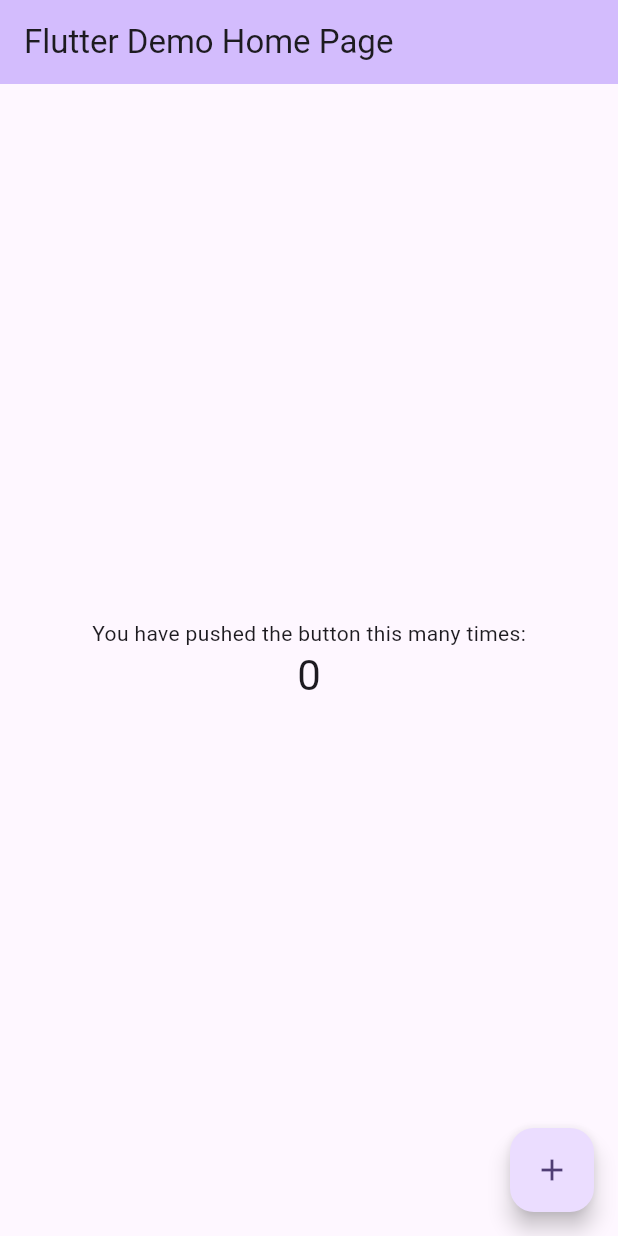
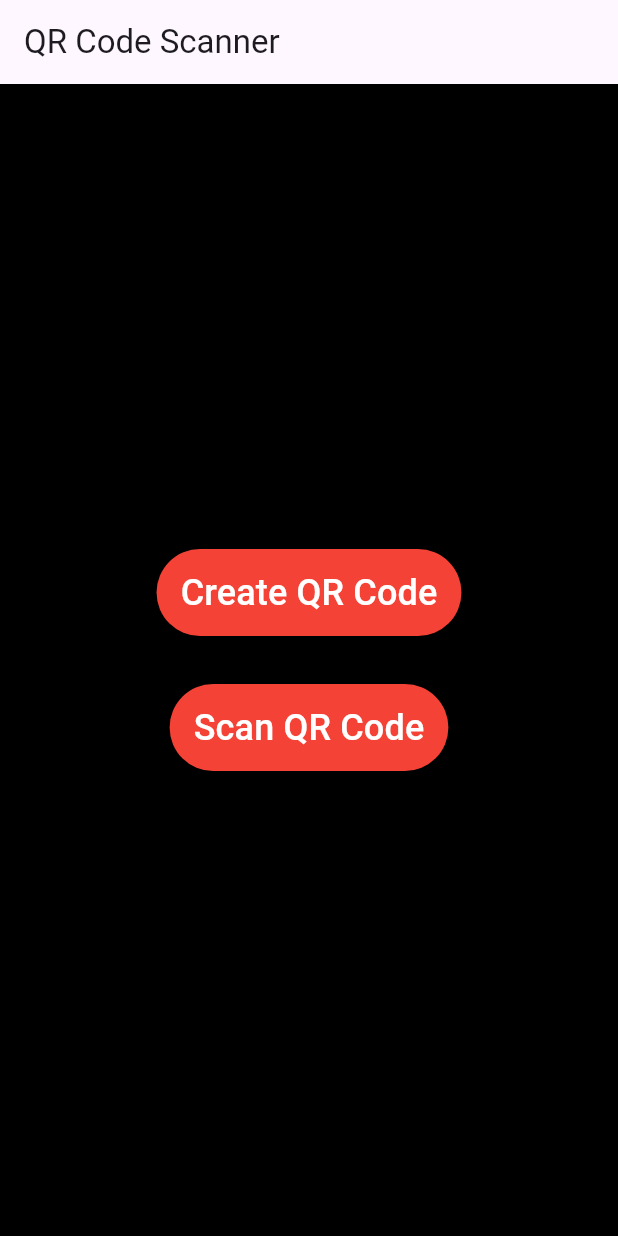
Before and after one commit to saru12ita/CODECRAFT_TASK4, a Flutter app: the screen it shows after launch, on a phone screen of 412 x 824 dp. Run offline on Flutter 3.47's test engine with Material 3 defaults, Android fonts, the phone set to English and light mode, and no system bars; our stand-ins replace barcode_widget; missing offline and left inert: flutter_barcode_scanner.

Commit message:
Update main, pubspec files and add QR page & widgets

```diff
--- /dev/null
+++ b/lib/Widgets/Button_widget.dart
@@ -0,0 +1,28 @@
+import 'package:flutter/material.dart';
+
+class ButtonWidget extends StatelessWidget {
+  final String text;
+  final VoidCallback onClicked;
+
+  const ButtonWidget({
+    Key? key, // make key optional
+    required this.text,
+    required this.onClicked,
+  }) : super(key: key);
+
+  @override
+  Widget build(BuildContext context) {
+    return ElevatedButton(
+      onPressed: onClicked,
+      style: ElevatedButton.styleFrom(
+        backgroundColor: Theme.of(context).primaryColor,
+        padding: EdgeInsets.symmetric(horizontal: 16, vertical: 12),
+        shape: StadiumBorder(),
+      ),
+      child: Text(
+        text,
+        style: TextStyle(fontSize: 24, color: Colors.white),
+      ),
+    );
+  }
+}
--- a/lib/main.dart
+++ b/lib/main.dart
@@ -1,122 +1,71 @@
 import 'package:flutter/material.dart';
+import 'package:flutter/services.dart';
+import 'package:task4/Page/QR_Create_page.dart';
+import 'package:task4/Page/QR_Scan_page.dart';
+import 'package:task4/Widgets/Button_widget.dart';
+
 
 void main() {
-  runApp(const MyApp());
+  WidgetsFlutterBinding.ensureInitialized();
+  SystemChrome.setPreferredOrientations([
+    DeviceOrientation.portraitUp,
+    DeviceOrientation.portraitDown,
+  ]);
+
+  runApp(MyApp());
 }
 
 class MyApp extends StatelessWidget {
-  const MyApp({super.key});
+  static final String title = 'QR Code Scanner';
 
-  // This widget is the root of your application.
   @override
-  Widget build(BuildContext context) {
-    return MaterialApp(
-      title: 'Flutter Demo',
+  Widget build(BuildContext context) => MaterialApp(
+        debugShowCheckedModeBanner: false,
+        title: title,
         theme: ThemeData(
-        // This is the theme of your application.
-        //
-        // TRY THIS: Try running your application with "flutter run". You'll see
-        // the application has a purple toolbar. Then, without quitting the app,
-        // try changing the seedColor in the colorScheme below to Colors.green
-        // and then invoke "hot reload" (save your changes or press the "hot
-        // reload" button in a Flutter-supported IDE, or press "r" if you used
-        // the command line to start the app).
-        //
-        // Notice that the counter didn't reset back to zero; the application
-        // state is not lost during the reload. To reset the state, use hot
-        // restart instead.
-        //
-        // This works for code too, not just values: Most code changes can be
-        // tested with just a hot reload.
-        colorScheme: ColorScheme.fromSeed(seedColor: Colors.deepPurple),
+          primaryColor: Colors.red,
+          scaffoldBackgroundColor: Colors.black,
         ),
-      home: const MyHomePage(title: 'Flutter Demo Home Page'),
+        home: MainPage(title: title),
       );
 }
+
+class MainPage extends StatefulWidget {
+  final String title;
+
+  const MainPage({
+    required this.title,
+  });
+
+  @override
+  _MainPageState createState() => _MainPageState();
 }
 
-class MyHomePage extends StatefulWidget {
-  const MyHomePage({super.key, required this.title});
-
-  // This widget is the home page of your application. It is stateful, meaning
-  // that it has a State object (defined below) that contains fields that affect
-  // how it looks.
-
-  // This class is the configuration for the state. It holds the values (in this
-  // case the title) provided by the parent (in this case the App widget) and
-  // used by the build method of the State. Fields in a Widget subclass are
-  // always marked "final".
-
-  final String title;
-
+class _MainPageState extends State<MainPage> {
   @override
-  State<MyHomePage> createState() => _MyHomePageState();
-}
-
-class _MyHomePageState extends State<MyHomePage> {
-  int _counter = 0;
-
-  void _incrementCounter() {
-    setState(() {
-      // This call to setState tells the Flutter framework that something has
-      // changed in this State, which causes it to rerun the build method below
-      // so that the display can reflect the updated values. If we changed
-      // _counter without calling setState(), then the build method would not be
-      // called again, and so nothing would appear to happen.
-      _counter++;
-    });
-  }
-
-  @override
-  Widget build(BuildContext context) {
-    // This method is rerun every time setState is called, for instance as done
-    // by the _incrementCounter method above.
-    //
-    // The Flutter framework has been optimized to make rerunning build methods
-    // fast, so that you can just rebuild anything that needs updating rather
-    // than having to individually change instances of widgets.
-    return Scaffold(
+  Widget build(BuildContext context) => Scaffold(
         appBar: AppBar(
-        // TRY THIS: Try changing the color here to a specific color (to
-        // Colors.amber, perhaps?) and trigger a hot reload to see the AppBar
-        // change color while the other colors stay the same.
-        backgroundColor: Theme.of(context).colorScheme.inversePrimary,
-        // Here we take the value from the MyHomePage object that was created by
-        // the App.build method, and use it to set our appbar title.
           title: Text(widget.title),
         ),
         body: Center(
-        // Center is a layout widget. It takes a single child and positions it
-        // in the middle of the parent.
           child: Column(
-          // Column is also a layout widget. It takes a list of children and
-          // arranges them vertically. By default, it sizes itself to fit its
-          // children horizontally, and tries to be as tall as its parent.
-          //
-          // Column has various properties to control how it sizes itself and
-          // how it positions its children. Here we use mainAxisAlignment to
-          // center the children vertically; the main axis here is the vertical
-          // axis because Columns are vertical (the cross axis would be
-          // horizontal).
-          //
-          // TRY THIS: Invoke "debug painting" (choose the "Toggle Debug Paint"
-          // action in the IDE, or press "p" in the console), to see the
-          // wireframe for each widget.
             mainAxisAlignment: MainAxisAlignment.center,
-          children: <Widget>[
-            const Text('You have pushed the button this many times:'),
-            Text(
-              '$_counter',
-              style: Theme.of(context).textTheme.headlineMedium,
+            children: [
+              ButtonWidget(
+                text: 'Create QR Code',
+                onClicked: () => Navigator.of(context).push(MaterialPageRoute(
+                  builder: (BuildContext context) => QRCreatePage(),
+                )),
+              ),
+              const SizedBox(height: 32),
+              ButtonWidget(
+                text: 'Scan QR Code',
+                onClicked: () => Navigator.of(context).push(MaterialPageRoute(
+                  builder: (BuildContext context) => QRScanPage(),
+                )),
               ),
             ],
           ),
         ),
-      floatingActionButton: FloatingActionButton(
-        onPressed: _incrementCounter,
-        tooltip: 'Increment',
-        child: const Icon(Icons.add),
-      ), // This trailing comma makes auto-formatting nicer for build methods.
       );
 }
-}
```
Also changed, not shown: lib/Page/QR_Create_page.dart (added, +75 -0 lines), lib/Page/QR_Scan_page.dart (added, +72 -0 lines), pubspec.yaml (+8 -65 lines), pubspec.lock, 1 other file. Lines whose indentation alone changed are shown as unchanged.
